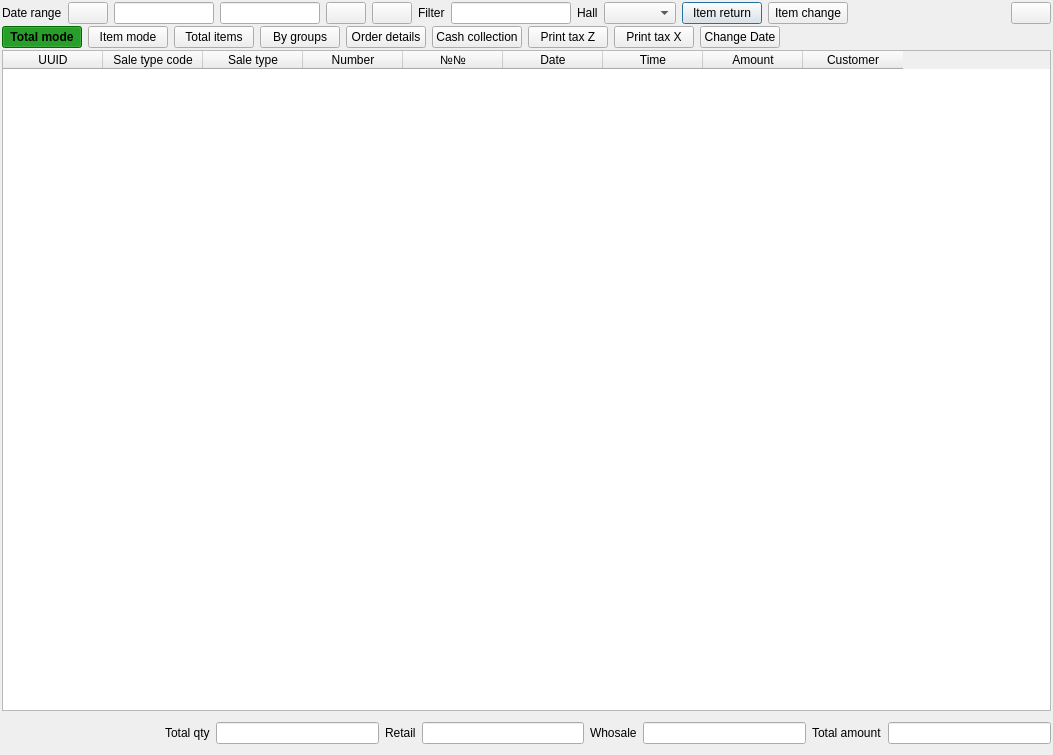
Before: the Qt Designer form Shop/sales.ui in End1-1/Cafe5, drawn with Qt 5.
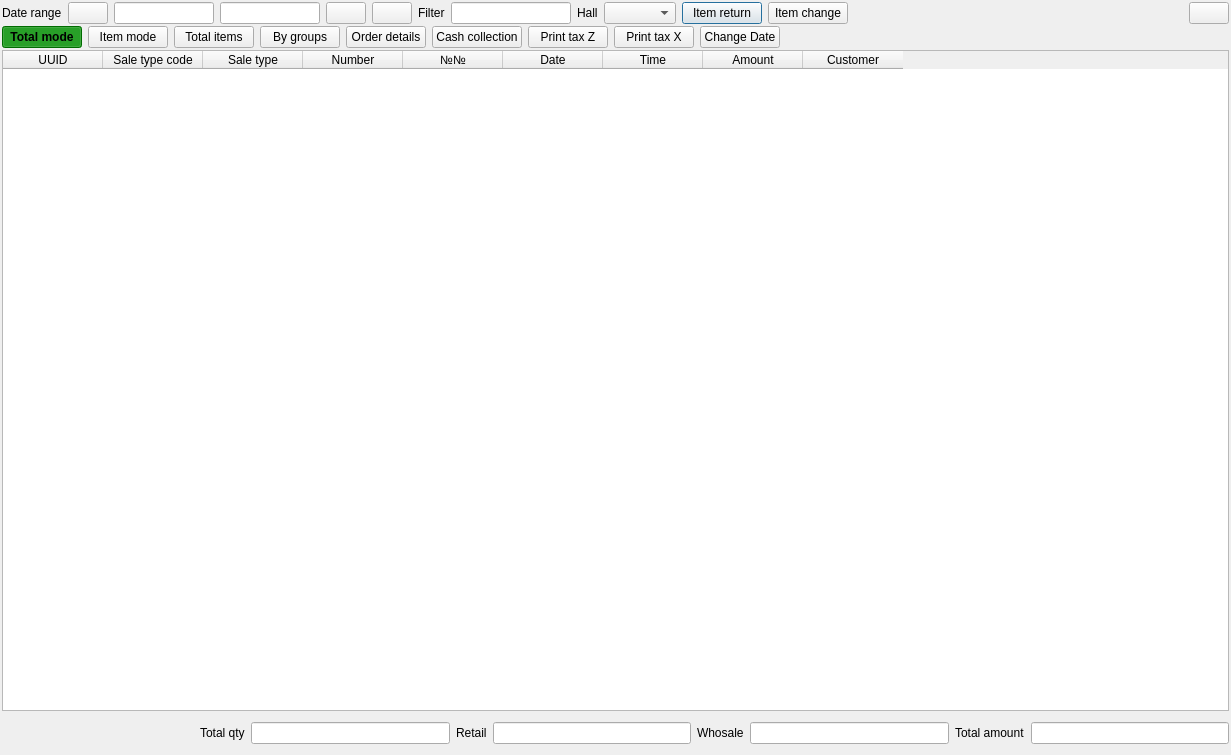
After: the same form once the commit is applied. Icons and pictures are not drawn. Custom widgets are drawn as their Qt base class.

What changed in the file:
```diff
--- a/Shop/sales.ui
+++ b/Shop/sales.ui
@@ -6,7 +6,7 @@
    <rect>
     <x>0</x>
     <y>0</y>
-    <width>1053</width>
+    <width>1231</width>
     <height>755</height>
    </rect>
   </property>
```
